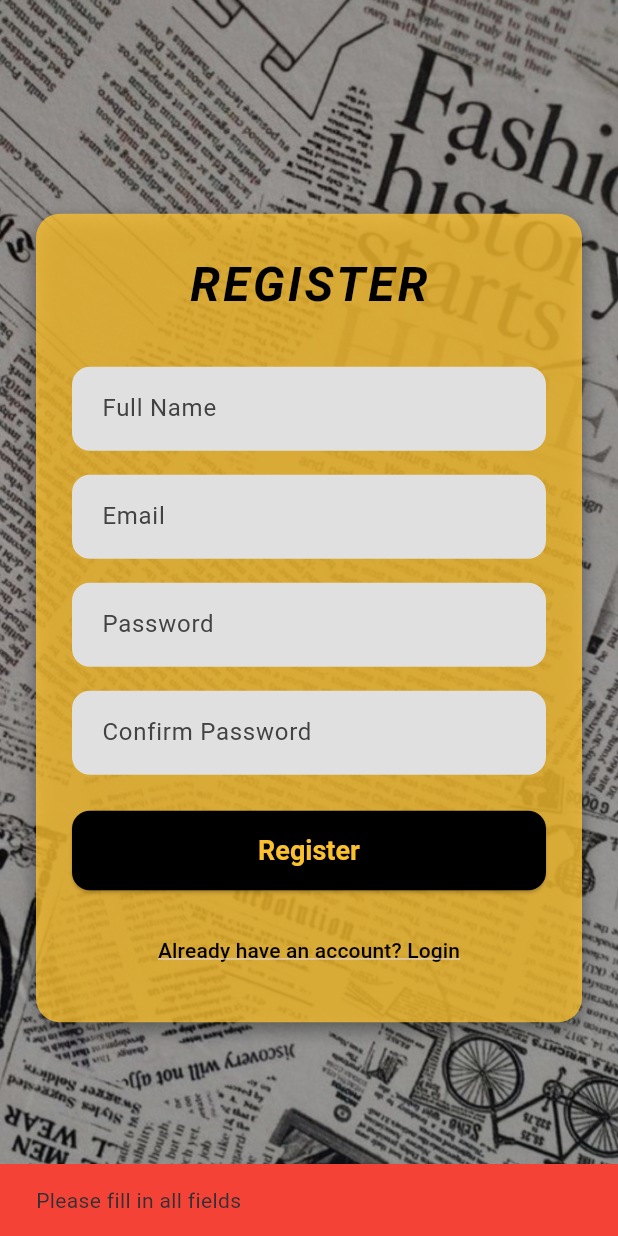
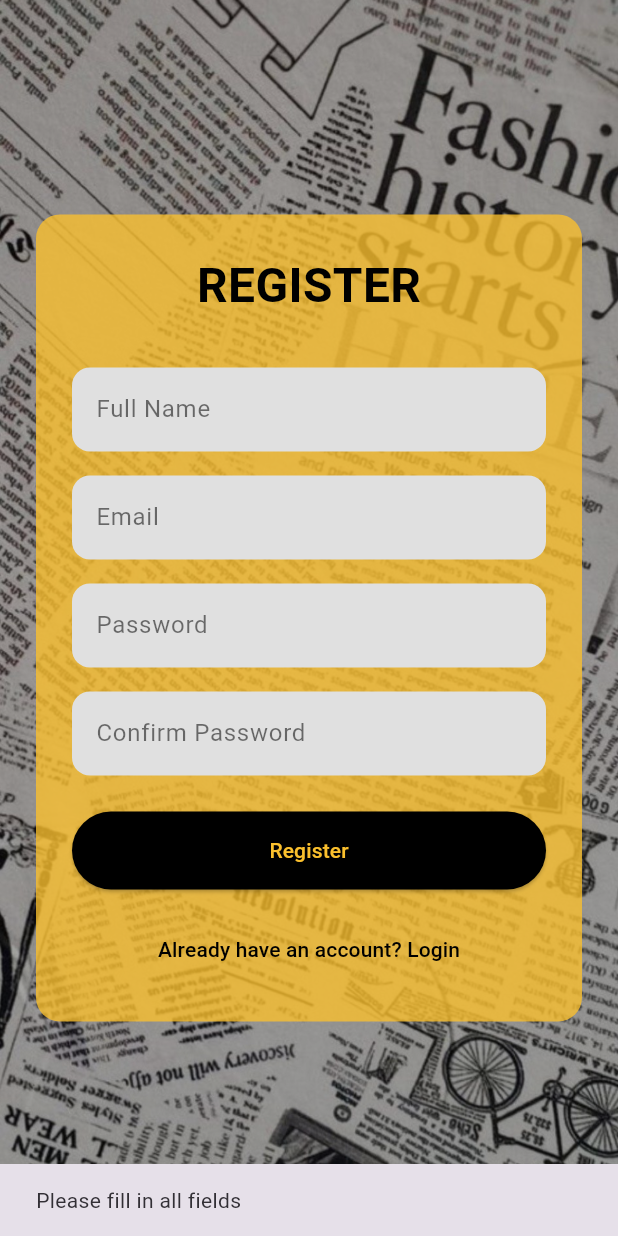
Before and after one commit to andreamili/Trendify, a Flutter app: the RegisterScreen screen opened directly, after a tap on "Register", on a phone screen of 412 x 824 dp. Run offline on Flutter 3.47's test engine with Material 3 defaults, Android fonts, the phone set to English and light mode, and no system bars; our stand-ins replace cloud_firestore, firebase_auth, firebase_core; accounts and stored records are empty.

Commit message:
Promenjen register, ubacena logika za backend

```diff
--- a/lib/screens/register_screen.dart
+++ b/lib/screens/register_screen.dart
@@ -13,39 +13,28 @@ class RegisterScreen extends StatefulWidget {
 }
 
 class _RegisterScreenState extends State<RegisterScreen> {
-  final auth = FirebaseAuth.instance;
-  final firestore = FirebaseFirestore.instance;
+  final FirebaseAuth auth = FirebaseAuth.instance;
+  final FirebaseFirestore firestore = FirebaseFirestore.instance;
 
   final TextEditingController nameController = TextEditingController();
   final TextEditingController emailController = TextEditingController();
   final TextEditingController passwordController = TextEditingController();
   final TextEditingController confirmController = TextEditingController();
 
-  void navigateHome() {
-    if (!mounted) return;
-    Navigator.pushReplacement(
-      context,
-      MaterialPageRoute(builder: (_) => const HomeScreen()),
-    );
-  }
+  bool isLoading = false;
 
   @override
   Widget build(BuildContext context) {
     return Scaffold(
       body: Stack(
         children: [
-
           SizedBox.expand(
             child: Image.asset(
               'lib/assets/images/registerbackground.jpeg',
               fit: BoxFit.cover,
             ),
           ),
-
-          Container(
-            color: const Color.fromRGBO(0, 0, 0, 0.35),
-          ),
-
+          Container(color: const Color.fromRGBO(0, 0, 0, 0.35)),
           Center(
             child: SingleChildScrollView(
               child: Container(
@@ -54,13 +43,6 @@ class _RegisterScreenState extends State<RegisterScreen> {
                 decoration: BoxDecoration(
                   color: Colors.yellow[700]?.withAlpha(200),
                   borderRadius: BorderRadius.circular(16),
-                  boxShadow: [
-                    BoxShadow(
-                      color: Colors.black.withAlpha(100),
-                      blurRadius: 10,
-                      offset: const Offset(0, 5),
-                    ),
-                  ],
                 ),
                 child: Column(
                   mainAxisSize: MainAxisSize.min,
@@ -71,196 +53,36 @@ class _RegisterScreenState extends State<RegisterScreen> {
                         color: Colors.black,
                         fontSize: 32,
                         fontWeight: FontWeight.bold,
-                        letterSpacing: 2,
-                        fontStyle: FontStyle.italic,
                       ),
                     ),
                     const SizedBox(height: 32),
 
-                    //ime
-                    TextField(
-                      controller: nameController,
-                      style: const TextStyle(color: Colors.black),
-                      decoration: InputDecoration(
-                        labelText: 'Full Name',
-                        labelStyle: TextStyle(color: Colors.grey[800]),
-                        filled: true,
-                        fillColor: Colors.grey[300],
-                        border: OutlineInputBorder(
-                          borderRadius: BorderRadius.circular(12),
-                          borderSide: BorderSide.none,
-                        ),
-                        contentPadding:
-                            const EdgeInsets.symmetric(vertical: 16, horizontal: 16),
-                      ),
-                    ),
+                    _field(nameController, 'Full Name'),
                     const SizedBox(height: 16),
-
-                    // email
-                    TextField(
-                      controller: emailController,
-                      style: const TextStyle(color: Colors.black),
-                      decoration: InputDecoration(
-                        labelText: 'Email',
-                        labelStyle: TextStyle(color: Colors.grey[800]),
-                        filled: true,
-                        fillColor: Colors.grey[300],
-                        border: OutlineInputBorder(
-                          borderRadius: BorderRadius.circular(12),
-                          borderSide: BorderSide.none,
-                        ),
-                        contentPadding:
-                            const EdgeInsets.symmetric(vertical: 16, horizontal: 16),
-                      ),
-                    ),
+                    _field(emailController, 'Email'),
                     const SizedBox(height: 16),
-
-                    // password
-                    TextField(
-                      controller: passwordController,
-                      obscureText: true,
-                      style: const TextStyle(color: Colors.black),
-                      decoration: InputDecoration(
-                        labelText: 'Password',
-                        labelStyle: TextStyle(color: Colors.grey[800]),
-                        filled: true,
-                        fillColor: Colors.grey[300],
-                        border: OutlineInputBorder(
-                          borderRadius: BorderRadius.circular(12),
-                          borderSide: BorderSide.none,
-                        ),
-                        contentPadding:
-                            const EdgeInsets.symmetric(vertical: 16, horizontal: 16),
-                      ),
-                    ),
+                    _field(passwordController, 'Password', obscure: true),
                     const SizedBox(height: 16),
-
-                    // confirm password
-                    TextField(
-                      controller: confirmController,
-                      obscureText: true,
-                      style: const TextStyle(color: Colors.black),
-                      decoration: InputDecoration(
-                        labelText: 'Confirm Password',
-                        labelStyle: TextStyle(color: Colors.grey[800]),
-                        filled: true,
-                        fillColor: Colors.grey[300],
-                        border: OutlineInputBorder(
-                          borderRadius: BorderRadius.circular(12),
-                          borderSide: BorderSide.none,
-                        ),
-                        contentPadding:
-                            const EdgeInsets.symmetric(vertical: 16, horizontal: 16),
-                      ),
-                    ),
+                    _field(confirmController, 'Confirm Password', obscure: true),
                     const SizedBox(height: 24),
 
-                    // register dugme
                     SizedBox(
                       width: double.infinity,
                       child: ElevatedButton(
-                        onPressed: () async {
-                          String name = nameController.text.trim();
-                          String email = emailController.text.trim();
-                          String password = passwordController.text;
-                          String confirm = confirmController.text;
-
-                          final messenger = ScaffoldMessenger.of(context);
-                          final navigator = Navigator.of(context);
-
-                          if (name.isEmpty || email.isEmpty || password.isEmpty || confirm.isEmpty) {
-                            messenger.showSnackBar(
-                              const SnackBar(
-                                content: Text('Please fill in all fields'),
-                                backgroundColor: Colors.red,
-                              ),
-                            );
-                            return;
-                          }
-
-                          if (!RegExp(r'^[^@]+@[^@]+\.[^@]+').hasMatch(email)) {
-                            messenger.showSnackBar(
-                              const SnackBar(
-                                content: Text('Invalid email address'),
-                                backgroundColor: Colors.red,
-                              ),
-                            );
-                            return;
-                          }
-
-                          if (password != confirm) {
-                            messenger.showSnackBar(
-                              const SnackBar(
-                                content: Text('Passwords do not match'),
-                                backgroundColor: Colors.red,
-                              ),
-                            );
-                            return;
-                          }
-
-                          try {
-                            UserCredential userCredential =
-                                await auth.createUserWithEmailAndPassword(email: email, password: password);
-
-                            await userCredential.user?.updateDisplayName(name);
-
-                            await firestore.collection('users').doc(userCredential.user?.uid).set({
-                              'name': name,
-                              'email': email,
-                              'role': 'user',
-                            });
-
-                            if (!mounted) return;
-                            messenger.showSnackBar(
-                              const SnackBar(
-                                content: Text('Registration successful!'),
-                                backgroundColor: Colors.green,
-                              ),
-                            );
-
-                            Future.delayed(const Duration(seconds: 1), () {
-                              if (!mounted) return;
-                              navigator.pushReplacement(
-                                MaterialPageRoute(builder: (_) => const HomeScreen()),
-                              );
-                            });
-                          } on FirebaseAuthException catch (e) {
-                            String message = '';
-                            if (e.code == 'weak-password') {
-                              message = 'The password is too weak.';
-                            } else if (e.code == 'email-already-in-use') {
-                              message = 'This email is already registered.';
-                            } else {
-                              message = e.message ?? 'Registration failed.';
-                            }
-
-                            if (!mounted) return;
-                            messenger.showSnackBar(
-                              SnackBar(
-                                content: Text(message),
-                                backgroundColor: Colors.red,
-                              ),
-                            );
-                          }
-                        },
+                        onPressed: isLoading ? null : _registerUser,
                         style: ElevatedButton.styleFrom(
                           backgroundColor: Colors.black,
                           foregroundColor: Colors.yellow[700],
                           padding: const EdgeInsets.symmetric(vertical: 16),
-                          shape: RoundedRectangleBorder(
-                            borderRadius: BorderRadius.circular(12),
-                          ),
-                          textStyle: const TextStyle(
-                            fontSize: 18,
-                            fontWeight: FontWeight.bold,
-                          ),
                         ),
-                        child: const Text('Register'),
+                        child: isLoading
+                            ? const CircularProgressIndicator(color: Colors.yellow)
+                            : const Text('Register'),
                       ),
                     ),
+
                     const SizedBox(height: 16),
 
-                    // login
                     TextButton(
                       onPressed: () {
                         Navigator.push(
@@ -270,10 +92,7 @@ class _RegisterScreenState extends State<RegisterScreen> {
                       },
                       child: const Text(
                         'Already have an account? Login',
-                        style: TextStyle(
-                          color: Colors.black,
-                          decoration: TextDecoration.underline,
-                        ),
+                        style: TextStyle(color: Colors.black),
                       ),
                     ),
                   ],
@@ -285,4 +104,86 @@ class _RegisterScreenState extends State<RegisterScreen> {
       ),
     );
   }
+
+
+  Future<void> _registerUser() async {
+    final messenger = ScaffoldMessenger.of(context);
+
+    final name = nameController.text.trim();
+    final email = emailController.text.trim();
+    final password = passwordController.text;
+    final confirm = confirmController.text;
+
+    if (name.isEmpty || email.isEmpty || password.isEmpty || confirm.isEmpty) {
+      messenger.showSnackBar(
+        const SnackBar(content: Text('Please fill in all fields')),
+      );
+      return;
+    }
+
+    if (password != confirm) {
+      messenger.showSnackBar(
+        const SnackBar(content: Text('Passwords do not match')),
+      );
+      return;
+    }
+
+    setState(() => isLoading = true);
+
+    try {
+
+      final userCredential =
+          await auth.createUserWithEmailAndPassword(
+        email: email,
+        password: password,
+      );
+
+
+      if (!mounted) return;
+      Navigator.pushReplacement(
+        context,
+        MaterialPageRoute(builder: (_) => const HomeScreen()),
+      );
+
+
+      await firestore
+          .collection('users')
+          .doc(userCredential.user!.uid)
+          .set({
+        'name': name,
+        'email': email,
+        'role': 'user',
+        'createdAt': Timestamp.now(),
+      });
+
+    } on FirebaseAuthException catch (e) {
+      messenger.showSnackBar(
+        SnackBar(content: Text(e.message ?? 'Registration failed')),
+      );
+    } finally {
+      if (mounted) setState(() => isLoading = false);
+    }
+  }
+
+  Widget _field(
+    TextEditingController controller,
+    String label, {
+    bool obscure = false,
+  }) {
+    return TextField(
+      controller: controller,
+      obscureText: obscure,
+      style: const TextStyle(color: Colors.black),
+      decoration: InputDecoration(
+        labelText: label,
+        labelStyle: const TextStyle(color: Colors.black54),
+        filled: true,
+        fillColor: Colors.grey[300],
+        border: OutlineInputBorder(
+          borderRadius: BorderRadius.circular(12),
+          borderSide: BorderSide.none,
+        ),
+      ),
+    );
+  }
 }
```
Also changed, not shown: 2 other files.
